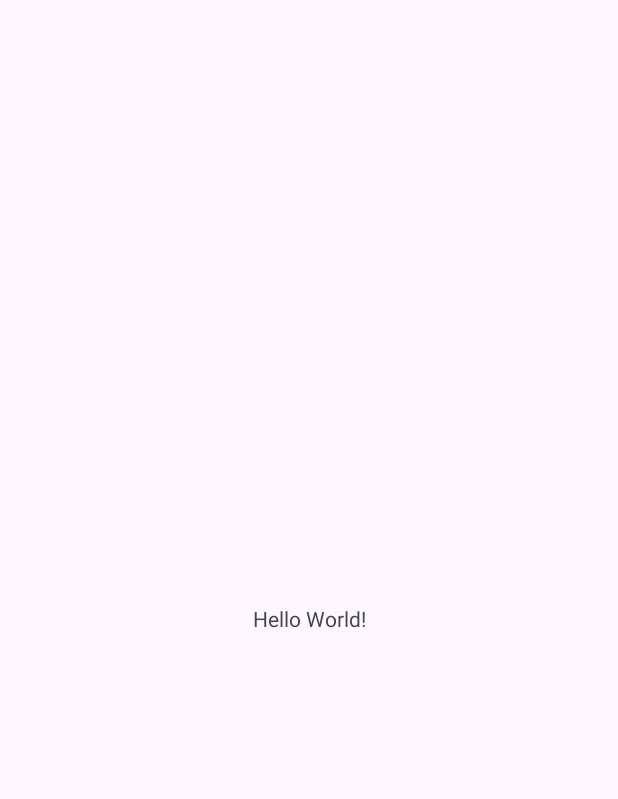
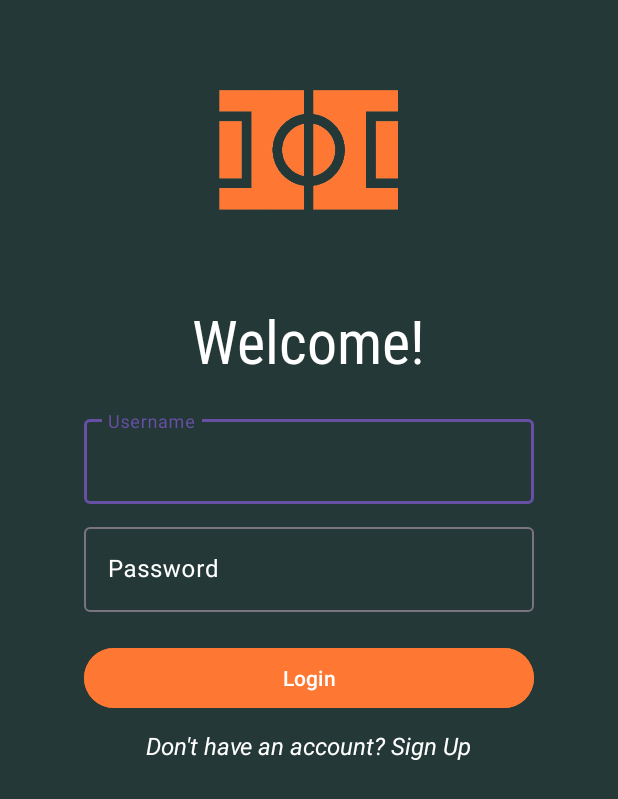
Before and after one commit to Shlomihaser/PickcourtApp, an Android app: the screen it shows after launch once a user with an empty profile is signed in (MainActivity before the commit, LoginActivity after it), on a phone screen of 412 x 824 dp. Before the commit the part shown is almost empty. Shown: the top 799 px of the screen. Run offline under Robolectric (Android 15) with nearby library versions, the phone set to English and light mode, and no system bars; our stand-ins replace Firebase (no records; nobody signed in at launch, a user with empty details on screens opened directly).

Commit message:
Added firebase auth with 2 activities

```diff
--- a/app/build.gradle.kts
+++ b/app/build.gradle.kts
@@ -42,7 +42,11 @@ dependencies {
     androidTestImplementation(libs.ext.junit)
     androidTestImplementation(libs.espresso.core)
 
+
+    implementation (libs.material.v170)
+
     // Firebase:
     implementation(platform(libs.firebase.bom))
     implementation(libs.firebase.analytics)
+    implementation(libs.firebase.auth)
 }
--- /dev/null
+++ b/app/src/main/java/com/example/pickcourt/Activities/Authentication/LoginActivity.java
@@ -0,0 +1,94 @@
+package com.example.pickcourt.Activities.Authentication;
+
+import android.content.Intent;
+import android.os.Bundle;
+import android.util.Log;
+import android.widget.Toast;
+
+import androidx.annotation.NonNull;
+import androidx.appcompat.app.AppCompatActivity;
+import com.example.pickcourt.R;
+import com.google.android.gms.tasks.OnCompleteListener;
+import com.google.android.gms.tasks.Task;
+import com.google.android.material.button.MaterialButton;
+import com.google.android.material.textfield.TextInputEditText;
+import com.google.android.material.textview.MaterialTextView;
+import com.google.firebase.auth.AuthResult;
+import com.google.firebase.auth.FirebaseAuth;
+import com.google.firebase.auth.FirebaseUser;
+
+public class LoginActivity extends AppCompatActivity {
+    private FirebaseAuth mAuth;
+    private TextInputEditText login_TEXTINPUT_username;
+    private TextInputEditText login_TEXTINPUT_password;
+    private MaterialButton login_BTN;
+    private MaterialTextView login_TEXTVIEW_signup;
+
+    @Override
+    protected void onCreate(Bundle savedInstanceState) {
+        super.onCreate(savedInstanceState);
+        setContentView(R.layout.activity_login);
+        mAuth = FirebaseAuth.getInstance();
+
+        findViews();
+        initViews();
+    }
+
+    private void findViews() {
+        login_TEXTINPUT_username = findViewById(R.id.login_TEXTINPUT_username);
+        login_TEXTINPUT_password = findViewById(R.id.login_TEXTINPUT_password);
+        login_TEXTVIEW_signup = findViewById(R.id.login_TEXTVIEW_signup);
+        login_BTN = findViewById(R.id.login_BTN);
+    }
+
+    private void initViews() {
+        login_BTN.setOnClickListener((v) -> loginUser());
+        login_TEXTVIEW_signup.setOnClickListener((v) -> redirectToSignup());
+    }
+
+
+    protected void onStart() {
+        super.onStart();
+        FirebaseUser currentUser = mAuth.getCurrentUser();
+        if (currentUser != null)
+            Log.d("Already here","Already Signed login Activity");
+    }
+
+    private void loginUser() {
+        String email = login_TEXTINPUT_username.getText().toString().trim();
+        String password = login_TEXTINPUT_password.getText().toString().trim();
+
+        if (email.isEmpty()) {
+            login_TEXTINPUT_username.setError("Email cannot be empty");
+            return;
+        }
+
+        if (password.isEmpty()) {
+            login_TEXTINPUT_password.setError("Password cannot be empty");
+            return;
+        }
+
+
+        mAuth.signInWithEmailAndPassword(email, password)
+                .addOnCompleteListener(this, new OnCompleteListener<AuthResult>() {
+                    @Override
+                    public void onComplete(@NonNull Task<AuthResult> task) {
+                        if (task.isSuccessful()) {
+                            Toast.makeText(LoginActivity.this, "Login Successful", Toast.LENGTH_SHORT).show();
+                            FirebaseUser user = mAuth.getCurrentUser();
+                        } else {
+                           Toast.makeText(LoginActivity.this, "Login Failed: " + task.getException().getMessage(), Toast.LENGTH_SHORT).show();
+                        }
+                    }
+                });
+    }
+
+    private void redirectToSignup() {
+        Intent intent = new Intent(LoginActivity.this, SignUpActivity.class);
+        startActivity(intent);
+        finish();
+    }
+
+
+
+}
--- a/app/src/main/java/com/example/pickcourt/Activities/MainActivity.java
+++ /dev/null
@@ -1,17 +0,0 @@
-package com.example.pickcourt.Activities;
-
-import android.os.Bundle;
-import androidx.appcompat.app.AppCompatActivity;
-
-import com.example.pickcourt.R;
-
-
-public class MainActivity extends AppCompatActivity {
-
-    @Override
-    protected void onCreate(Bundle savedInstanceState) {
-        super.onCreate(savedInstanceState);
-        setContentView(R.layout.activity_main);
-    }
-
-}
--- a/app/src/main/java/com/example/pickcourt/Activities/SplashActivity.java
+++ b/app/src/main/java/com/example/pickcourt/Activities/SplashActivity.java
@@ -12,6 +12,8 @@ import androidx.appcompat.widget.AppCompatImageView;
 import androidx.appcompat.widget.AppCompatTextView;
 import android.animation.AnimatorSet;
 import android.animation.ObjectAnimator;
+
+import com.example.pickcourt.Activities.Authentication.LoginActivity;
 import com.example.pickcourt.R;
 
 /*
@@ -78,7 +80,7 @@ public class SplashActivity extends AppCompatActivity {
             public void onAnimationStart(@NonNull android.animation.Animator animation) {}
             @Override
             public void onAnimationEnd(@NonNull android.animation.Animator animation) {
-                Intent intent = new Intent(SplashActivity.this, MainActivity.class);
+                    Intent intent = new Intent(SplashActivity.this, LoginActivity.class);
                 startActivity(intent);
                 finish();
             }
--- a/app/src/main/java/com/example/pickcourt/App.java
+++ b/app/src/main/java/com/example/pickcourt/App.java
@@ -1,10 +1,14 @@
 package com.example.pickcourt;
 
 import android.app.Application;
+
+import com.example.pickcourt.Utilities.SignalManager;
 
 public class App extends Application{
 
     public void onCreate(){
         super.onCreate();
+        SignalManager.init(this);
+
     }
 }
--- /dev/null
+++ b/app/src/main/res/layout/activity_login.xml
@@ -0,0 +1,93 @@
+<?xml version="1.0" encoding="utf-8"?>
+<RelativeLayout xmlns:android="http://schemas.android.com/apk/res/android"
+    xmlns:tools="http://schemas.android.com/tools"
+    android:id="@+id/main"
+    android:layout_width="match_parent"
+    android:layout_height="match_parent"
+    android:background="@color/primary_dark_green_background"
+    tools:context=".Activities.Authentication.LoginActivity">
+
+    <!-- App Icon -->
+    <androidx.appcompat.widget.AppCompatImageView
+        android:id="@+id/app_icon"
+        android:layout_width="130dp"
+        android:layout_height="80dp"
+        android:layout_centerHorizontal="true"
+        android:layout_marginTop="60dp"
+        android:src="@drawable/ic_pickcourt_foreground" />
+
+    <!-- Welcome Text -->
+    <com.google.android.material.textview.MaterialTextView
+        android:id="@+id/auth_TITLE_welcome"
+        android:layout_width="wrap_content"
+        android:layout_height="wrap_content"
+        android:layout_below="@id/app_icon"
+        android:layout_centerHorizontal="true"
+        android:layout_marginTop="60dp"
+        android:text="@string/welcome"
+        android:textSize="40sp"
+        android:fontFamily="@font/robotocondensedvariablefontwght"
+        android:textColor="@color/white" />
+
+    <!-- Username Field -->
+    <com.google.android.material.textfield.TextInputLayout
+        android:id="@+id/username_layout"
+        android:layout_width="300dp"
+        android:layout_height="wrap_content"
+        android:layout_below="@id/auth_TITLE_welcome"
+        android:layout_centerHorizontal="true"
+        android:layout_marginTop="20dp"
+        android:textColorHint="@color/white">
+
+        <com.google.android.material.textfield.TextInputEditText
+            android:id="@+id/login_TEXTINPUT_username"
+            android:layout_width="match_parent"
+            android:layout_height="wrap_content"
+            android:hint="@string/username"
+            android:inputType="text" />
+    </com.google.android.material.textfield.TextInputLayout>
+
+    <!-- Password Field -->
+    <com.google.android.material.textfield.TextInputLayout
+        android:id="@+id/password_layout"
+        android:layout_width="300dp"
+        android:layout_height="wrap_content"
+        android:layout_below="@id/username_layout"
+        android:layout_centerHorizontal="true"
+        android:layout_marginTop="10dp"
+        android:textColorHint="@color/white">
+
+        <com.google.android.material.textfield.TextInputEditText
+            android:id="@+id/login_TEXTINPUT_password"
+            android:layout_width="match_parent"
+            android:layout_height="wrap_content"
+            android:hint="@string/password"
+            android:inputType="textPassword" />
+    </com.google.android.material.textfield.TextInputLayout>
+
+    <!-- Login Button -->
+    <com.google.android.material.button.MaterialButton
+        android:id="@+id/login_BTN"
+        android:layout_width="300dp"
+        android:layout_height="wrap_content"
+        android:layout_below="@id/password_layout"
+        android:layout_centerHorizontal="true"
+        android:layout_marginTop="20dp"
+        android:backgroundTint="@color/primary_orange"
+        android:text="@string/login"
+        android:textColor="@color/white" />
+
+    <!-- Sign Up TextView -->
+    <com.google.android.material.textview.MaterialTextView
+        android:id="@+id/login_TEXTVIEW_signup"
+        android:layout_width="wrap_content"
+        android:layout_height="wrap_content"
+        android:layout_below="@id/login_BTN"
+        android:layout_centerHorizontal="true"
+        android:layout_marginTop="10dp"
+        android:text="Don't have an account? Sign Up"
+        android:textColor="@color/white"
+        android:textStyle="italic"
+        android:textSize="16sp"/>
+
+</RelativeLayout>
--- a/app/src/main/res/layout/activity_main.xml
+++ /dev/null
@@ -1,19 +0,0 @@
-<?xml version="1.0" encoding="utf-8"?>
-<androidx.constraintlayout.widget.ConstraintLayout xmlns:android="http://schemas.android.com/apk/res/android"
-    xmlns:app="http://schemas.android.com/apk/res-auto"
-    xmlns:tools="http://schemas.android.com/tools"
-    android:id="@+id/main"
-    android:layout_width="match_parent"
-    android:layout_height="match_parent"
-    tools:context=".Activities.SplashActivity">
-
-    <TextView
-        android:layout_width="wrap_content"
-        android:layout_height="wrap_content"
-        android:text="Hello World!"
-        app:layout_constraintBottom_toBottomOf="parent"
-        app:layout_constraintEnd_toEndOf="parent"
-        app:layout_constraintStart_toStartOf="parent"
-        app:layout_constraintTop_toTopOf="parent" />
-
-</androidx.constraintlayout.widget.ConstraintLayout>
--- a/app/src/main/res/values/strings.xml
+++ b/app/src/main/res/values/strings.xml
@@ -1,3 +1,9 @@
 <resources>
     <string name="app_name">Pickcourt</string>
+    <string name="create_account">Create Account</string>
+    <string name="login">Login</string>
+    <string name="welcome">Welcome!</string>
+    <string name="username">Username</string>
+    <string name="password">Password</string>
+    <string name="sign_up">Sign Up</string>
 </resources>
--- a/gradle/libs.versions.toml
+++ b/gradle/libs.versions.toml
@@ -10,10 +10,11 @@ material = "1.10.0"
 activity = "1.8.0"
 constraintlayout = "2.1.4"
 gs = "4.4.2"
+materialVersion = "1.7.0"
 
 [libraries]
-core-splashscreen = { module = "androidx.core:core-splashscreen", version.ref = "coreSplashscreen" }
 firebase-analytics = { module = "com.google.firebase:firebase-analytics" }
+firebase-auth = { module = "com.google.firebase:firebase-auth" }
 firebase-bom = { module = "com.google.firebase:firebase-bom", version.ref = "firebaseBom" }
 junit = { group = "junit", name = "junit", version.ref = "junit" }
 ext-junit = { group = "androidx.test.ext", name = "junit", version.ref = "junitVersion" }
@@ -22,6 +23,7 @@ appcompat = { group = "androidx.appcompat", name = "appcompat", version.ref = "a
 material = { group = "com.google.android.material", name = "material", version.ref = "material" }
 activity = { group = "androidx.activity", name = "activity", version.ref = "activity" }
 constraintlayout = { group = "androidx.constraintlayout", name = "constraintlayout", version.ref = "constraintlayout" }
+material-v170 = { module = "com.google.android.material:material", version.ref = "materialVersion" }
 
 [plugins]
 android-application = { id = "com.android.application", version.ref = "agp" }
```
Also changed, not shown: app/src/main/AndroidManifest.xml (+10 -9 lines), app/src/main/java/com/example/pickcourt/Activities/Authentication/SignUpActivity.java (added, +99 -0 lines), app/src/main/java/com/example/pickcourt/Utilities/SignalManager.java (added, +40 -0 lines), app/src/main/res/layout/activity_signup.xml (added, +92 -0 lines), app/src/main/res/font/robotocondensedvariablefontwght.ttf (added), 2 other files.
